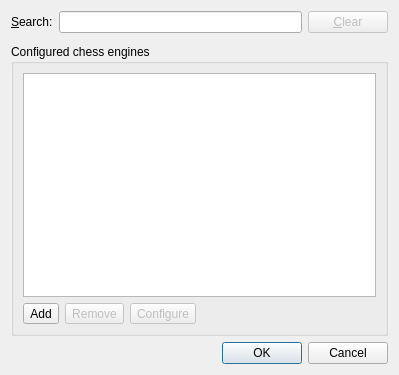
Qt form projects/gui/ui/enginemanagementdlg.ui (cutechess/cutechess) before a commit.
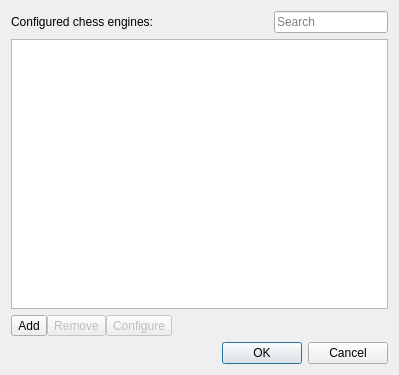
The same form after that commit. Icons and pictures are not drawn.

Commit message:
gui: streamline engine management dialog
* use clear button in the search field
* use placeholder text to indicated the search field
* remove groupbox that just takes extra space in the window
* remove spacing between the components

What changed in the file:
```diff
--- a/projects/gui/ui/enginemanagementdlg.ui
+++ b/projects/gui/ui/enginemanagementdlg.ui
@@ -19,7 +19,7 @@
      <item>
       <widget class="QLabel" name="label">
        <property name="text">
-        <string>&amp;Search:</string>
+        <string>Configured chess engines:</string>
        </property>
        <property name="buddy">
         <cstring>m_searchEngineEdit</cstring>
@@ -27,47 +27,38 @@
       </widget>
      </item>
      <item>
-      <widget class="QLineEdit" name="m_searchEngineEdit"/>
-     </item>
-     <item>
-      <widget class="QPushButton" name="m_clearBtn">
-       <property name="enabled">
-        <bool>false</bool>
-       </property>
-       <property name="text">
-        <string>&amp;Clear</string>
-       </property>
-      </widget>
-     </item>
-    </layout>
-   </item>
-   <item>
-    <spacer name="verticalSpacer_3">
+      <spacer name="horizontalSpacer_2">
      <property name="orientation">
-      <enum>Qt::Vertical</enum>
-     </property>
-     <property name="sizeType">
-      <enum>QSizePolicy::Fixed</enum>
+        <enum>Qt::Horizontal</enum>
      </property>
      <property name="sizeHint" stdset="0">
       <size>
-       <width>1</width>
-       <height>5</height>
+         <width>40</width>
+         <height>20</height>
       </size>
      </property>
     </spacer>
    </item>
    <item>
-    <widget class="QGroupBox" name="groupBox">
-     <property name="title">
-      <string>Configured chess engines</string>
-     </property>
-     <layout class="QVBoxLayout" name="verticalLayout_3">
+      <widget class="QLineEdit" name="m_searchEngineEdit">
+       <property name="placeholderText">
+        <string>Search</string>
+       </property>
+       <property name="clearButtonEnabled">
+        <bool>true</bool>
+       </property>
+      </widget>
+     </item>
+    </layout>
+   </item>
       <item>
        <widget class="QListView" name="m_enginesList"/>
       </item>
       <item>
        <layout class="QHBoxLayout" name="horizontalLayout_3">
+     <property name="spacing">
+      <number>0</number>
+     </property>
         <item>
          <widget class="QToolButton" name="m_addBtn">
           <property name="toolTip">
@@ -131,9 +122,6 @@
         </item>
        </layout>
       </item>
-     </layout>
-    </widget>
-   </item>
    <item>
     <widget class="QDialogButtonBox" name="buttonBox">
      <property name="standardButtons">
```
Left out of the diff: 19 changed lines with no effect on the pictures. Lines whose indentation alone changed are shown as unchanged. The commit also changes 1 other file.
